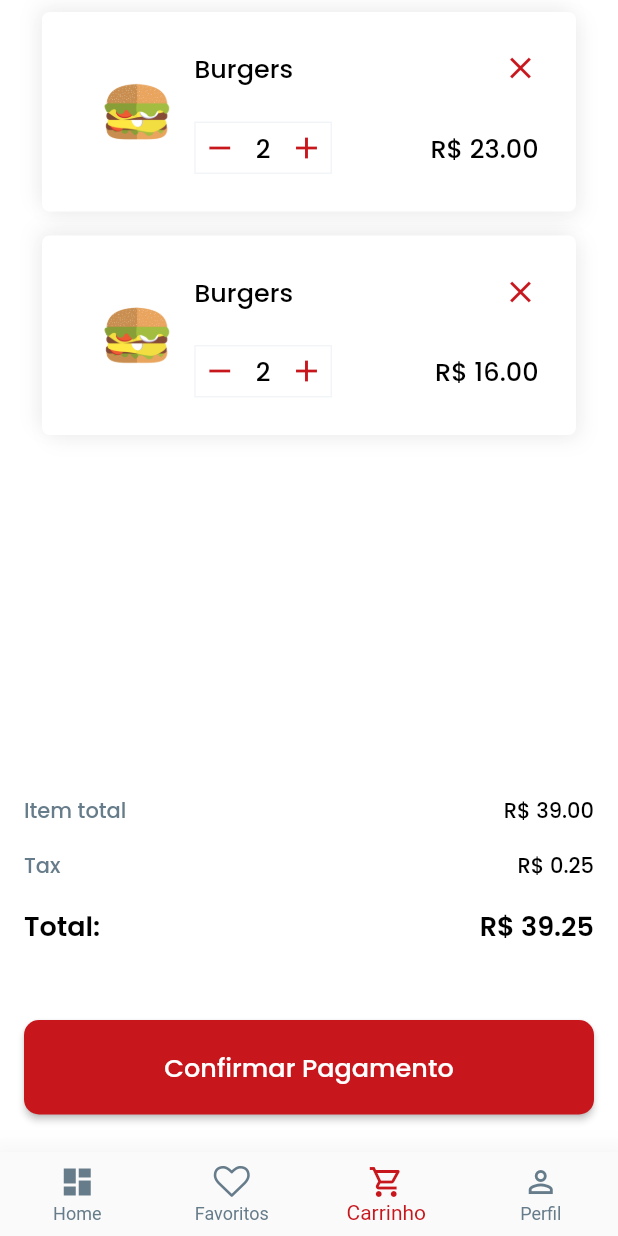
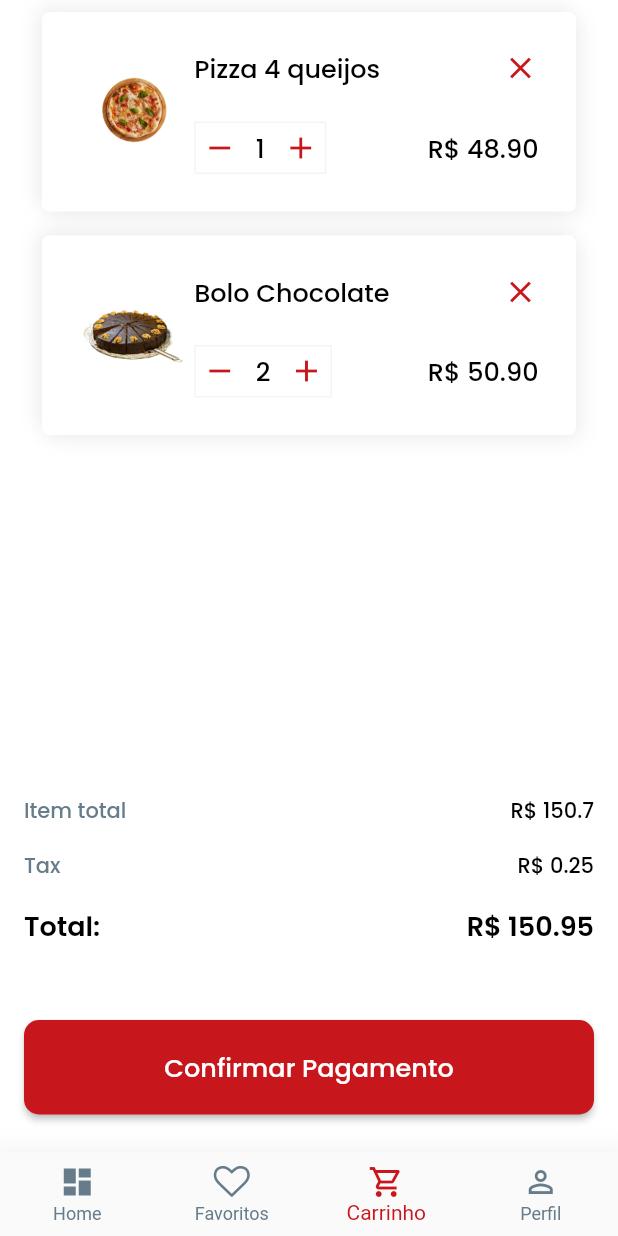
Before and after one commit to alinyaraujos/food_app, a Flutter app: the screen it shows after launch, swiped to page 3, on a phone screen of 412 x 824 dp. Run offline on Flutter 3.47's test engine with Material 2 defaults, Android fonts, the phone set to English and light mode, and no system bars; our stand-ins replace google_fonts.

Commit message:
Cart screen finalizada

```diff
--- a/lib/core/app_widget.dart
+++ b/lib/core/app_widget.dart
@@ -2,13 +2,17 @@ import 'package:flutter/material.dart';
 import 'package:food_app/core/app_colors.dart';
 import 'package:food_app/page_view/pages.dart';
 import 'package:food_app/page_view/pages_controller.dart';
+import 'package:food_app/screens/cart/cart_controller.dart';
 import 'package:provider/provider.dart';
 
 class AppWidget extends StatelessWidget {
   @override
   Widget build(BuildContext context) {
-    return Provider(
-      create: (context) => PagesController(),
+    return MultiProvider(
+      providers: [
+        Provider<PagesController>(create: (_) => PagesController()),
+        Provider<CartController>(create: (_) => CartController()),
+      ],
       child: MaterialApp(
         debugShowCheckedModeBanner: false,
         title: "Food App",
--- /dev/null
+++ b/lib/screens/cart/cart_controller.dart
@@ -0,0 +1,85 @@
+import 'package:flutter/material.dart';
+import 'package:food_app/core/app_image.dart';
+import 'package:food_app/models/product.dart';
+
+class CartController {
+  CartController() {
+    addQuantity(qtd: 1); //primeiro produto
+    addQuantity(qtd: 2); // segundo produto
+    sumAll();
+  }
+
+  void sumAll() {
+    double s = 0;
+    for (int i = 0; i < this.products.length; i++) {
+      s += this.products[i].price * this.quantityAt(index: i);
+    }
+
+    this.subtotal = s;
+    this.total = this.subtotal;
+  }
+
+  final listProductsNotifier = ValueNotifier<List<Product>>([
+    Product(
+      name: "Pizza 4 queijos",
+      description: "Pizza Grande sabor 4 queijos",
+      price: 48.9,
+      imageUrl: AppImage.pizza,
+    ),
+    Product(
+      name: "Bolo Chocolate",
+      description: "Bolo ",
+      price: 50.9,
+      imageUrl: AppImage.cake,
+    ),
+  ]);
+
+  List<Product> get products => listProductsNotifier.value;
+
+  void addProduct({required Product product, int quantity = 1}) {
+    products.add(product);
+    addQuantity(qtd: quantity);
+  }
+
+  void removeProduct({required int index}) {
+    products.removeAt(index);
+    removeQuantity(index: index);
+  }
+
+  // quantidades:
+  final quantitiesNotifier = <ValueNotifier<int>>[
+    // ValueNotifier<int>(1),
+    // ValueNotifier<int>(2),
+  ];
+
+  void addQuantity({required qtd}) {
+    final vn = ValueNotifier<int>(qtd);
+
+    vn.addListener(sumAll);
+
+    quantitiesNotifier.add(vn);
+  }
+
+  int quantityAt({required index}) => quantitiesNotifier[index].value;
+
+  void setQuantityAt({required int index, required int newQtd}) {
+    quantitiesNotifier[index].value = newQtd;
+  }
+
+  void removeQuantity({required index}) => quantitiesNotifier.removeAt(index);
+
+  // totais
+  final subtotalNotifier = ValueNotifier<double>(0.0);
+  double get subtotal => subtotalNotifier.value;
+  set subtotal(double newSubtotal) {
+    this.subtotalNotifier.value = newSubtotal;
+  }
+
+  double tax = 0.25;
+
+  final totalNotifier = ValueNotifier<double>(0.0);
+  double get total => totalNotifier.value;
+  set total(double t) {
+    this.totalNotifier.value = t + tax;
+  }
+}
--- a/lib/screens/cart/cart_screen.dart
+++ b/lib/screens/cart/cart_screen.dart
@@ -1,9 +1,12 @@
 import 'package:flutter/material.dart';
 import 'package:food_app/core/app_image.dart';
 import 'package:food_app/core/app_text_styles.dart';
+import 'package:food_app/models/product.dart';
+import 'package:food_app/screens/cart/cart_controller.dart';
 import 'package:food_app/screens/cart/widgets/button_confirm_widget.dart';
 import 'package:food_app/screens/cart/widgets/card_cart_widget.dart';
 import 'package:food_app/screens/cart/widgets/item_widget.dart';
+import 'package:provider/provider.dart';
 
 class CartScreen extends StatelessWidget {
   final productCart = [
@@ -22,49 +25,93 @@ class CartScreen extends StatelessWidget {
       "imageUrl": AppImage.beefBurger,
     },
   ];
+
+  late CartController controller;
+
   @override
   Widget build(BuildContext context) {
+    controller = Provider.of<CartController>(context);
+
     return Column(
       children: [
         Expanded(
           child: Column(
             children: [
               Expanded(
-                child: ListView.builder(
+                child: ValueListenableBuilder(
+                  valueListenable: controller.listProductsNotifier,
+                  builder: (context, List<Product> value, _) {
+                    return ListView.builder(
                       padding: const EdgeInsets.symmetric(horizontal: 20),
-                  itemCount: productCart.length,
+                      itemCount: value.length,
                       itemBuilder: (context, index) {
-                    var product = productCart[index];
+                        var product = value[index];
+
+                        return ValueListenableBuilder(
+                          valueListenable: controller.quantitiesNotifier[index],
+                          builder: (context, value, _) {
                             return CardCartWidget(
-                      title: product["name"].toString(),
-                      image: product["imageUrl"].toString(),
-                      price: double.parse(product["price"].toString()),
-                      amount: "2",
-                      onAddTapped: () {},
-                      onMinusTapped: () {},
+                              title: product.name,
+                              image: product.imageUrl,
+                              price: product.price,
+                              amount: "$value",
+                              onAddTapped: () {
+                                int newQtd =
+                                    controller.quantityAt(index: index) + 1;
+
+                                controller.setQuantityAt(
+                                  index: index,
+                                  newQtd: newQtd,
+                                );
+                              },
+                              onMinusTapped: () {
+                                if (controller.quantityAt(index: index) > 1) {
+                                  int newQtd =
+                                      controller.quantityAt(index: index) - 1;
+
+                                  controller.setQuantityAt(
+                                    index: index,
+                                    newQtd: newQtd,
+                                  );
+                                }
+                              },
                               onRemoveProduct: () {},
+                            );
+                          },
+                        );
+                      },
                     );
                   },
                 ),
               ),
+              ValueListenableBuilder(
+                valueListenable: controller.subtotalNotifier,
+                builder: (context, value, _) {
+                  return ItemWidget(
+                    title: "Item total",
+                    value: "R\$ $value",
+                    styleTitle: AppTextStyles.subtitleMedium,
+                    styleValue: AppTextStyles.subtitleMediumd14,
+                  );
+                },
+              ),
               ItemWidget(
-                title: "Item total",
-                value: "R\$ 39.00",
+                title: "Tax",
+                value: "R\$ ${controller.tax}",
                 styleTitle: AppTextStyles.subtitleMedium,
                 styleValue: AppTextStyles.subtitleMediumd14,
               ),
-              ItemWidget(
-                title: "Tax",
-                value: "R\$ 0.25",
-                styleTitle: AppTextStyles.subtitleMedium,
-                styleValue: AppTextStyles.subtitleMediumd14,
-              ),
-              ItemWidget(
+              ValueListenableBuilder(
+                valueListenable: controller.totalNotifier,
+                builder: (context, value, _) {
+                  return ItemWidget(
                     title: "Total:",
-                value: "R\$ 39.25",
+                    value: "R\$ $value",
                     styleTitle: AppTextStyles.titleSemiBold,
                     styleValue: AppTextStyles.titleSemiBold,
-              )
+                  );
+                },
+              ),
             ],
           ),
         ),
```
Also changed, not shown: lib/screens/order/order_screen.dart (+15 -1 lines). Lines whose indentation alone changed are shown as unchanged.
